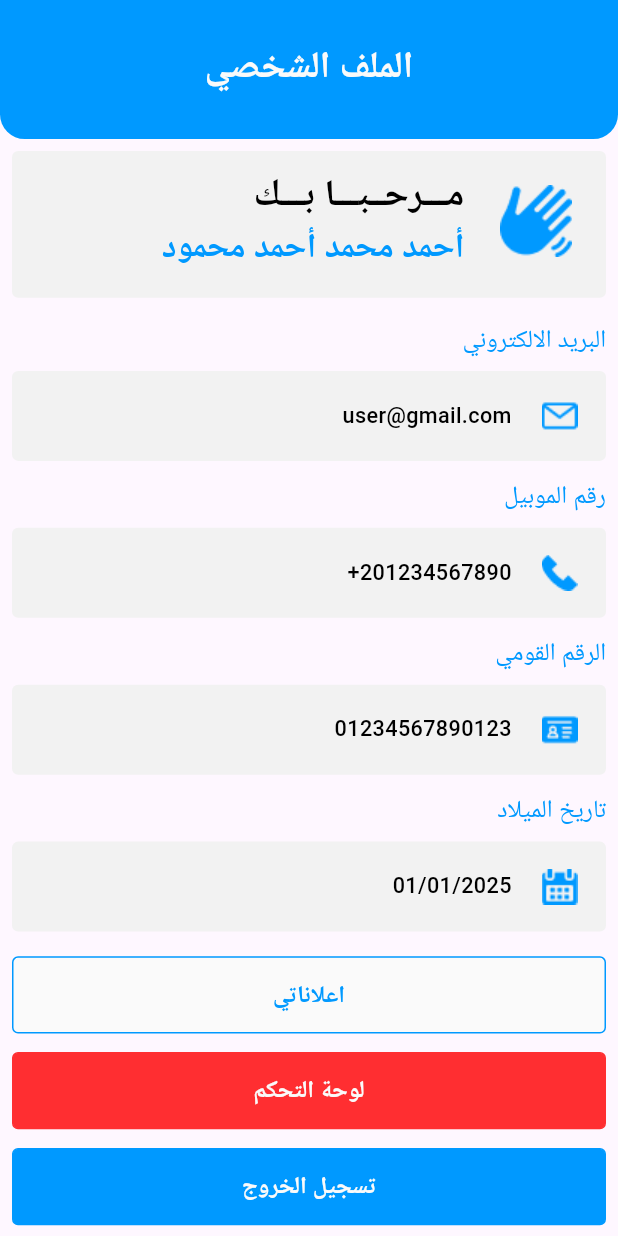
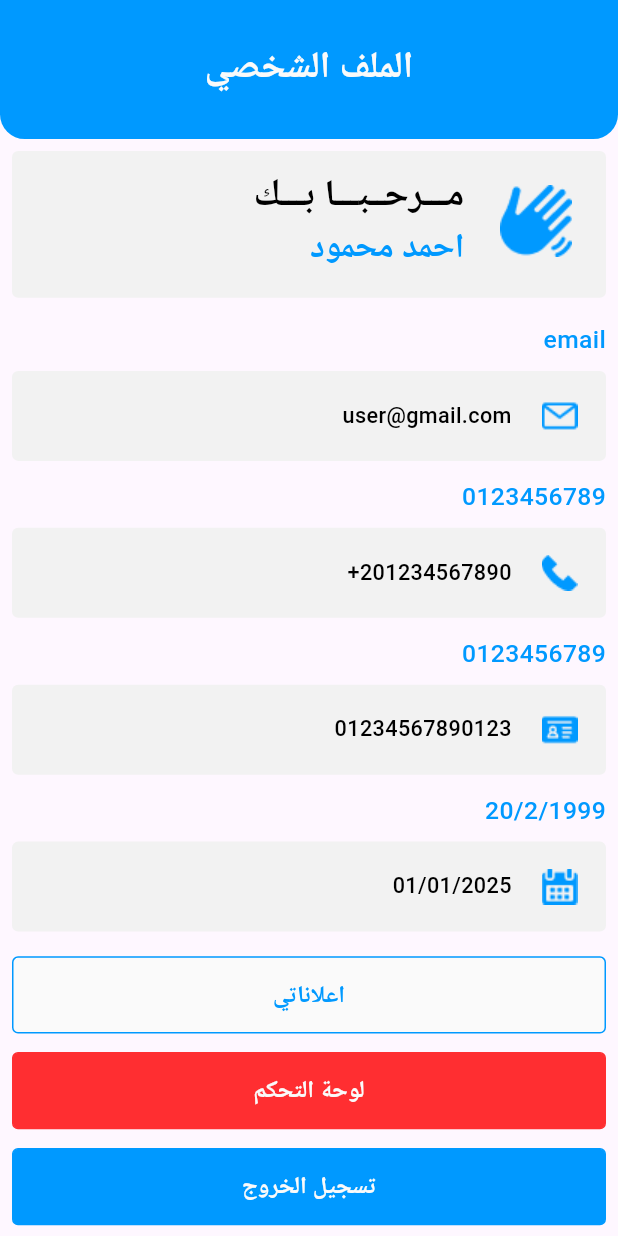
Before and after one commit to MohamedDesign-1/AjrlyApp, a Flutter app: the ProfileScreen screen opened directly, on a phone screen of 412 x 824 dp. Run offline on Flutter 3.47's test engine with Material 3 defaults, Android fonts, the phone set to English and light mode, and no system bars; our stand-ins replace bloc, connectivity_plus, dartz, dio, firebase_core, flutter_bloc and 10 more; accounts and stored records are empty; Roboto replaces fonts that are missing (Tajawal).

Commit message:
make attribute for userinfo and wlcCard

```diff
--- a/lib/features/profile/presentation/Widgets/userinfo.dart
+++ b/lib/features/profile/presentation/Widgets/userinfo.dart
@@ -5,7 +5,11 @@ import 'package:flutter_screenutil/flutter_screenutil.dart';
 import 'profile_item.dart';
 
 class Userinfo extends StatelessWidget {
-  const Userinfo({Key? key}) : super(key: key);
+  String email;
+  String phone;
+  String id;
+  String birthday;
+  Userinfo({Key? key , required this.email , required this.phone , required this.id , required this.birthday}) : super(key: key);
 
   @override
   Widget build(BuildContext context) {
@@ -14,22 +18,22 @@ class Userinfo extends StatelessWidget {
       children: [
         ProfileItem(
           text: "user@gmail.com",
-          tittle: "البريد الالكتروني",
+          tittle: email,
           icon: Image.asset(IconAssets.Email),
         ),
         ProfileItem(
           text: "+201234567890",
-          tittle: "رقم الموبيل",
+          tittle: phone,
           icon: Image.asset(IconAssets.Phone_Call),
         ),
         ProfileItem(
           text: "01234567890123",
-          tittle: "الرقم القومي",
+          tittle: id,
           icon: Image.asset(IconAssets.Driverlicense),
         ),
         ProfileItem(
           text: "01/01/2025",
-          tittle: "تاريخ الميلاد",
+          tittle: birthday,
           icon: Image.asset(IconAssets.Calendar),
         ),
       ],
--- a/lib/features/profile/presentation/Widgets/wellcome_card.dart
+++ b/lib/features/profile/presentation/Widgets/wellcome_card.dart
@@ -4,8 +4,9 @@ import 'package:ajrly/core/utils/styles_manager.dart';
 import 'package:flutter/material.dart';
 import 'package:flutter_screenutil/flutter_screenutil.dart';
 
-class WellcomeCard extends StatelessWidget {
-  const WellcomeCard({Key? key}) : super(key: key);
+class WelcomeCard extends StatelessWidget {
+  String wlcUserName;
+  WelcomeCard({super.key , required this.wlcUserName});
 
   @override
   Widget build(BuildContext context) {
@@ -33,7 +34,7 @@ class WellcomeCard extends StatelessWidget {
                         style: getBoldStyle(color: ColorManager.black, fontSize: 24.sp),
                       ),
                       Text(
-                        'أحمد محمد أحمد محمود',
+                        wlcUserName,
                         style: getBoldStyle(color: ColorManager.primary, fontSize: 22.sp),
                       ),
                     ],
--- a/lib/features/profile/presentation/pages/profile_screen.dart
+++ b/lib/features/profile/presentation/pages/profile_screen.dart
@@ -22,8 +22,8 @@ class ProfileScreen extends StatelessWidget {
           child: Column(
             spacing: 16.h,
             children: [
-              WellcomeCard(),
-              Userinfo(),
+              WelcomeCard(wlcUserName: 'احمد محمود',),
+              Userinfo(birthday: "20/2/1999", phone: "0123456789", email:"email", id: "0123456789"),
               Profilebottom(),
             ],
           ),
```
